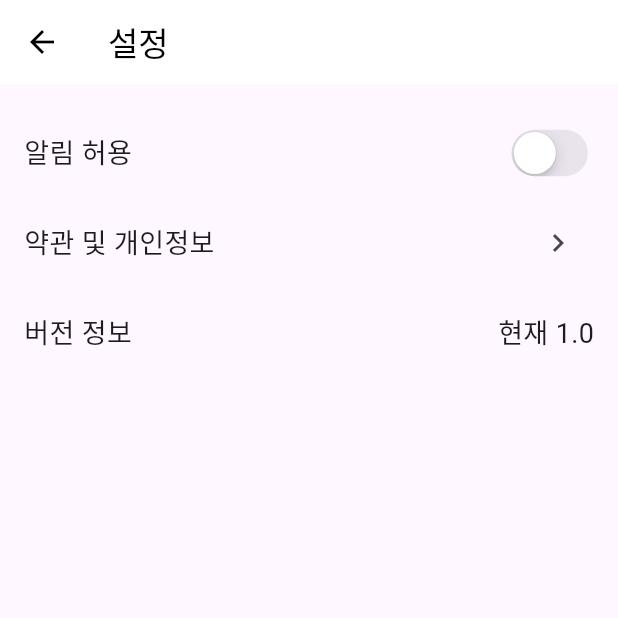
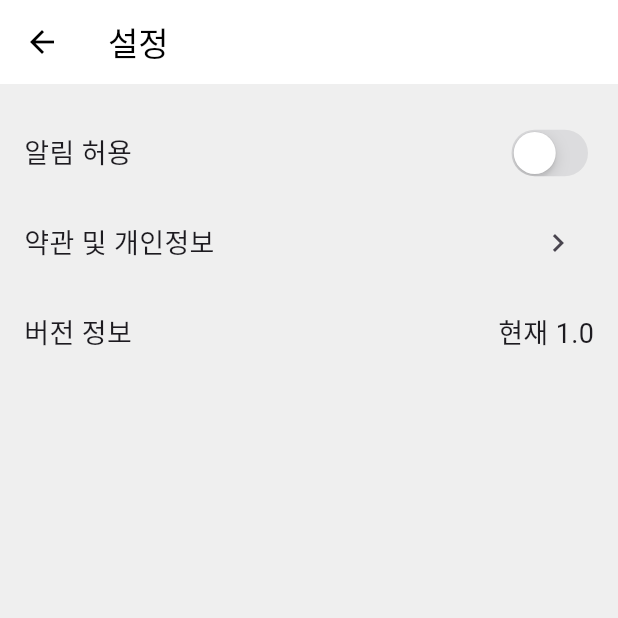
Before and after one commit to 4rNe5/quote_app, a Flutter app: the SettingsView screen opened directly, on a phone screen of 412 x 824 dp, the top half of it. Run offline on Flutter 3.47's test engine with Material 3 defaults, Android fonts, the phone set to English and light mode, and no system bars; our stand-ins replace flutter_local_notifications, swipe_cards, timezone; network calls fail.

Commit message:
EDIT :: BackGroundColor in SettingView

```diff
--- a/lib/Screen/SettingScreen.dart
+++ b/lib/Screen/SettingScreen.dart
@@ -15,6 +15,7 @@ class _SettingsViewState extends State<SettingsView> {
   @override
   Widget build(BuildContext context) {
     return Scaffold(
+      backgroundColor: const Color(0xFFEFEFEF),
       appBar: CustomAppBar(
         title: "설정",
         actions: [],
```
Also changed, not shown: 1 other file.
